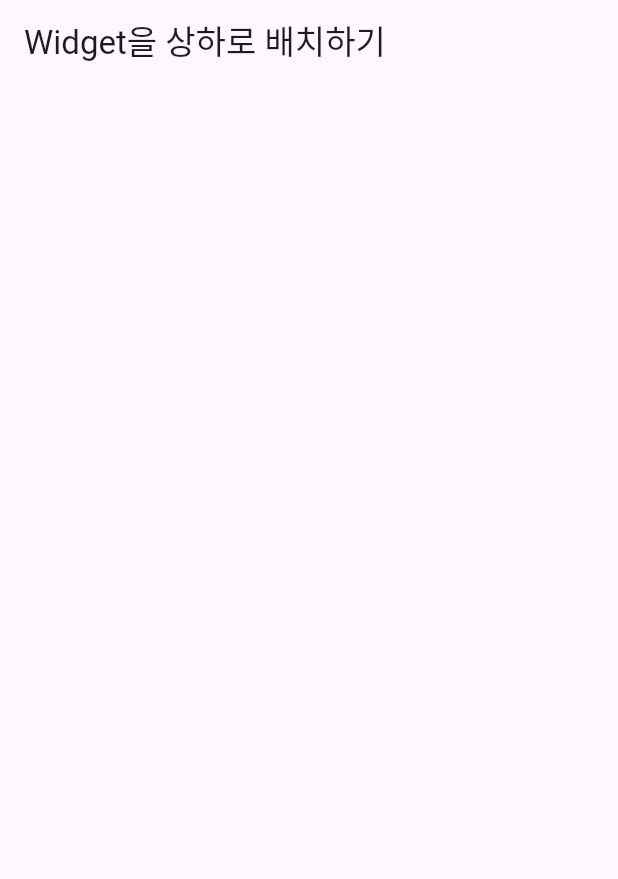
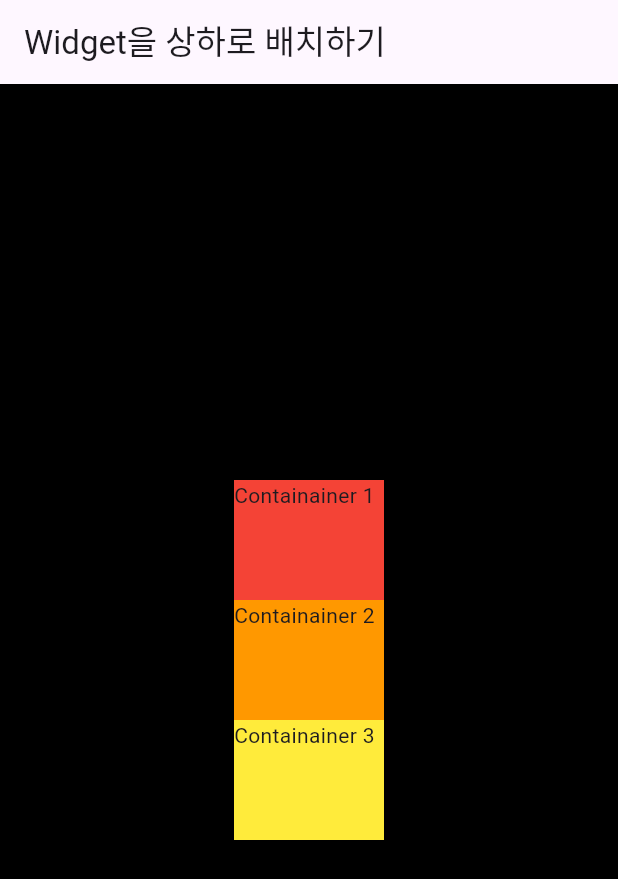
Before and after one commit to hyerimmmmm/flutterStudy, a Flutter app: the screen it shows after launch, on a phone screen of 412 x 824 dp. Shown: the top 879 px of the screen. Run offline on Flutter 3.47's test engine with Material 3 defaults, Android fonts, the phone set to English and light mode, and no system bars.

Commit message:
[part2_02] flutter 상하 레이아웃 실습

```diff
--- a/part2_ch02/lib/main.dart
+++ b/part2_ch02/lib/main.dart
@@ -19,6 +19,33 @@ class Body extends StatelessWidget {
 
   @override
   Widget build(BuildContext context) {
-    return Container();
+    return Container(
+      height: double.infinity,
+      width: double.infinity,
+      color: Colors.black,
+      child: Column(
+        mainAxisAlignment: MainAxisAlignment.center,
+        children: [
+          Container(
+            color: Colors.red,
+            width: 100,
+            height: 80,
+            child: Text('Containainer 1'),
+          ),
+          Container(
+            color: Colors.orange,
+            width: 100,
+            height: 80,
+            child: Text('Containainer 2'),
+          ),
+          Container(
+            color: Colors.yellow,
+            width: 100,
+            height: 80,
+            child: Text('Containainer 3'),
+          ),
+        ],
+      ),
+    );
   }
 }
```
Lines whose indentation alone changed are shown as unchanged.
